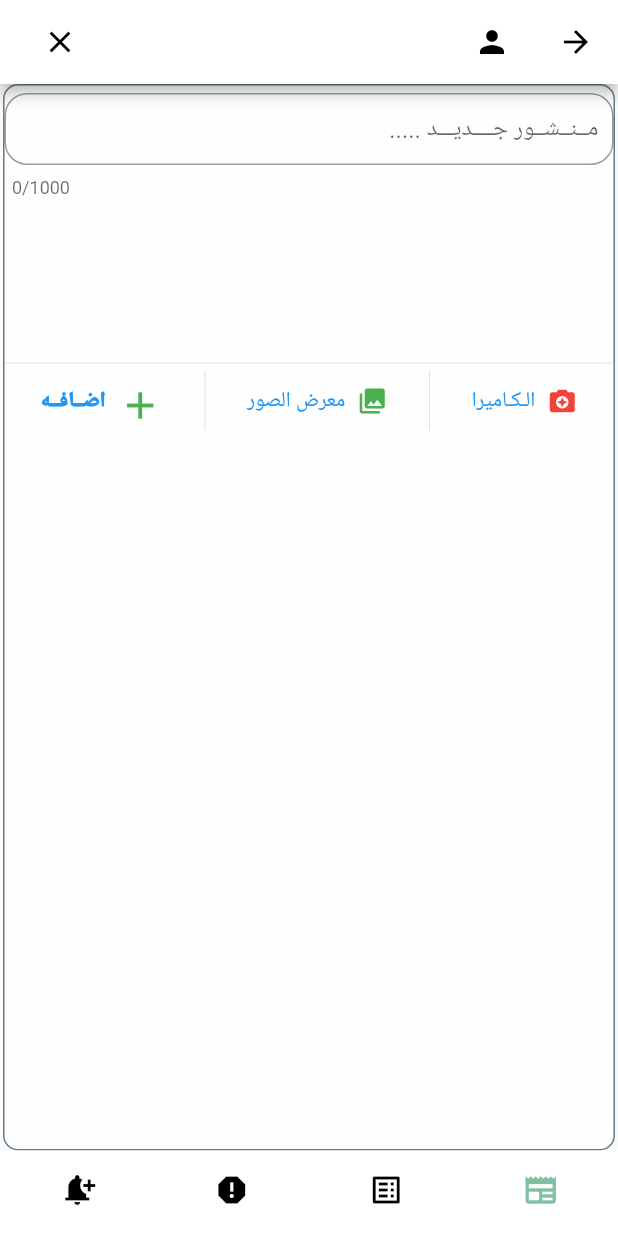
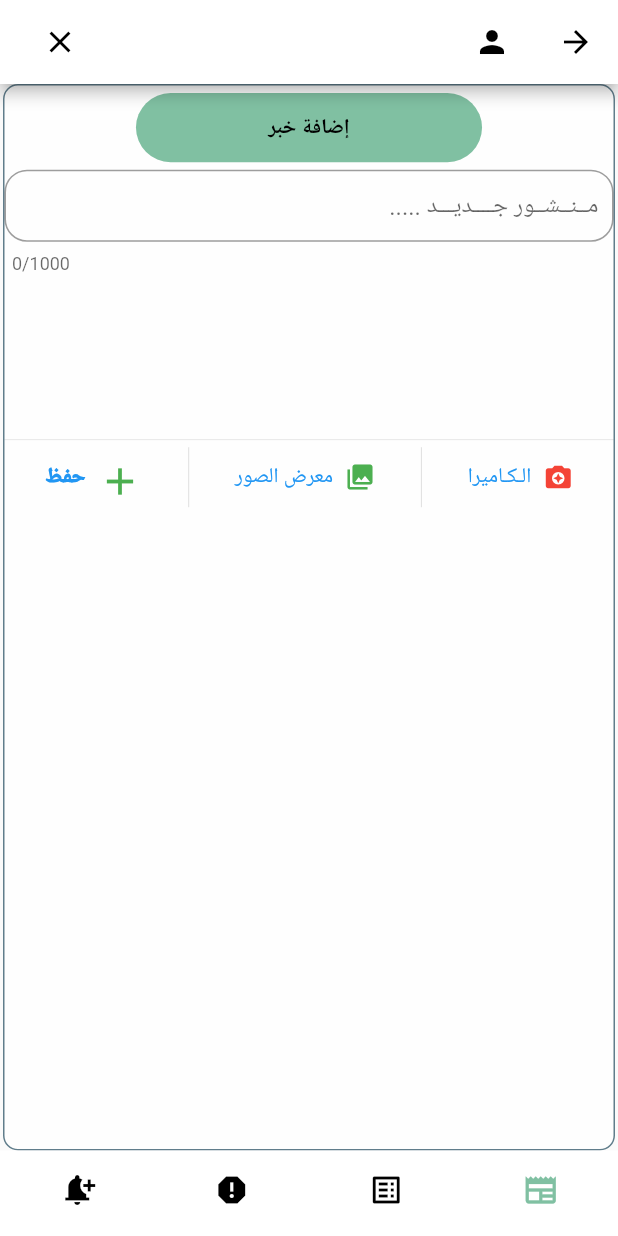
Before and after one commit to iutproject2024/iut-project, a Flutter app: the DriverHome screen opened directly, on a phone screen of 412 x 824 dp. Run offline on Flutter 3.47's test engine with Material 2 defaults, Android fonts, the phone set to English and light mode, and no system bars; our stand-ins replace awesome_notifications, cached_network_image, cloud_firestore, country_picker, dropdown_button2, firebase_auth and 9 more; missing offline and left inert: cr_calendar, google_fonts_arabic; accounts and stored records are empty; statements that could not run were skipped.

Commit message:
driver screens
create report
fix create post

```diff
--- a/lib/page/driver/create_posts.dart
+++ b/lib/page/driver/create_posts.dart
@@ -1,174 +1,46 @@
-import 'dart:convert';
-import 'dart:io';
-import 'package:cloud_firestore/cloud_firestore.dart';
-import 'package:firebase_storage/firebase_storage.dart';
 import 'package:flutter/material.dart';
-import 'package:flutter/services.dart';
-// import 'package:flutter_styled_toast/flutter_styled_toast.dart';
 import 'package:get/get.dart';
-import 'package:get_storage/get_storage.dart';
 import 'package:google_fonts_arabic/fonts.dart';
 import 'package:image_picker/image_picker.dart';
+import 'package:iutapp/controller/student_controller.dart';
 
-class CreatePost extends StatefulWidget {
-  const CreatePost({super.key});
+import '../../controller/driver_controller.dart';
+import '../../utils/appcolor.dart';
+import '../../widget/custome_button.dart';
 
-  @override
-  // ignore: library_private_types_in_public_api
-  _CreatePostState createState() => _CreatePostState();
-}
-
-class _CreatePostState extends State<CreatePost> {
-//
-
-  //
-  // PostsClinet postclin;
-  //
-  TextEditingController _dataTx = new TextEditingController();
-
-  bool visibilityObdoctor = false;
-  bool visibilityOb = false;
-
-  int imgI = 1;
-
-  var id_doc;
-
-  bool isloding = false;
-
-  Image? img;
-  File? image;
-  var imageFile;
-  //
-  String base64 = "";
-  String fileNameon = "";
-  String base65 = "";
-  String fileNametwo = "";
-  String base66 = "";
-  String fileNamethree = "";
-  int? res;
-  // Future getImageGallery(ImageSource imageSource) async {
-  //   imageFile = await ImagePicker()
-  //       .getImage(source: imageSource, maxWidth: 480, maxHeight: 250);
-  //   //  , maxWidth: 480, maxHeight: 300
-  //   print("ggggggggggggggggggggggggggggggggg");
-  //   setState(() {
-  //     image = File(imageFile.path);
-  //     visibilityObdoctor ? null : changedD(true);
-  //     // print(base64);
-  //     // print(fileName);
-  //   });
-  // }
-
-  // Post_Provider postProvider;
-  // PostsClinet postClient;
-
-  // Future<void> getPosts() async {
-  //   postProvider = Provider.of<Post_Provider>(context, listen: false);
-  //   postClient = PostsClinet(postProvider);
-  //   // if (PostProvider.postLists.isEmpty) {
-  //   postProvider.postLists.clear();
-  //   postClient.getDataPost(2.toString());
-  //   // }
-  // }
-  FirebaseStorage _storage = FirebaseStorage.instance;
-
-  void addPost(String dataPost) async {
-    //
-    // if (imgon != null) {
-    //   base64 = base64Encode(imgon!.readAsBytesSync());
-    //   fileNameon = imgon!.path.split('/').last;
-    // }
-
-    // var data = {
-    //   "type_query": 1.toString(),
-    //   "data_post": _dataTx.text,
-    //   "img_post": fileNameon,
-    //   "img_postTo": fileNametwo,
-    //   "img_postTh": fileNamethree,
-    //   "image64": base64,
-    //   "image65": base65,
-    //   "image66": base66,
-    //   // "ID_doc": G_doc_ID_val.toString(),
-    // };
-    var imageName = DateTime.now().millisecondsSinceEpoch.toString();
-
-    var storageRef =
-        FirebaseStorage.instance.ref().child('post_images/$imageName.jpg');
-    var uploadTask = storageRef.putFile(imgon!);
-    var downloadUrl = await (await uploadTask).ref.getDownloadURL();
-    var user = GetStorage().read('user');
-    await FirebaseFirestore.instance.collection('posts').doc().set({
-      'userid': user['id'],
-      'userimage': user['image_url'],
-      'name': user['name'],
-      'text': _dataTx.text,
-      'image': downloadUrl,
-      'date': DateTime.now(),
-    }).then((value) {
-      _dataTx.clear();
-      imgon=null;
-      // showSnakbar(
-      //     'نجاح', 'تمت عملية التسجيل ب نجاح', Icons.login, Colors.green);
-    });
-
-  }
-
-  File? imgon;
-  bool visblimgon = false;
-
-  File? pickedImage;
-  final ImagePicker _picker = ImagePicker();
-
-  Future getImageGallery(ImageSource imageSource) async {
-    try {
-      final pickImageFile = await _picker.getImage(
-          source: imageSource, imageQuality: 50, maxWidth: 150);
-      if (pickImageFile != null) {
-        imgon = File(pickImageFile.path);
-        visblimgon = true;
-        setState(() {});
-      }
-      setState(() {
-        // if (imgI == 3) {}
-        // visibilityObdoctor ? null : changedD(true);
-      });
-
-      // });
-    } on PlatformException catch (e) {
-      print("Arrrrrrrrrrrrorrr");
-    }
-  }
-
-//
-  @override
-  void initState() {
-    // getspecialty();
-    // TODO: implement initState
-    super.initState();
-    //
-  }
+class CreatePost extends StatelessWidget {
+  final DriverController driverController = Get.find();
+  final StudentController studentController = Get.find();
 
   @override
   Widget build(BuildContext context) {
+    return GetBuilder<DriverController>(builder: (controller) {
       return Container(
-      // width: MediaQuery.of(context).size.width - 50,
-      margin: EdgeInsets.only(right: 2, left: 2),
+        margin: const EdgeInsets.only(right: 2, left: 2),
         decoration: ShapeDecoration(
-        shape: RoundedRectangleBorder(
+          shape: const RoundedRectangleBorder(
             side: BorderSide(
                 width: 1.0, style: BorderStyle.solid, color: Colors.blueGrey),
             borderRadius: BorderRadius.all(Radius.circular(10.0)),
           ),
           color: Colors.white.withOpacity(0.8),
         ),
-      // Expanded
-      // height: MediaQuery.of(context).size.height / 5.5,
-      // width: MediaQuery.of(context).size.width - 2,
         child: Column(
           children: [
             SizedBox(height: 5),
-          TextFormField(
-            controller: _dataTx,
+            CustomeButton(
+              text: "إضافة خبر",
+              function: () {},
+               colors: AppColor.buttonColor,
+                              size: MediaQuery.of(context).size * .8,
+                              textStyle: TextStyle(
+                                  color: AppColor.textColor,
+                  fontFamily: ArabicFonts.Cairo,
+                  package: 'google_fonts_arabic',
+                  fontWeight: FontWeight.bold),
+            ),
+              SizedBox(height: 5), TextFormField(
+              controller: controller.posttext,
               maxLength: 1000,
               maxLines: 10,
               minLines: 1,
@@ -183,19 +55,37 @@ class _CreatePostState extends State<CreatePost> {
 
             SizedBox(height: 5),
 
-          // visblimgon
-          //     ?
             Container(
               padding: EdgeInsets.only(left: 5, right: 5),
-            // color: Colors.blue,
               height: 100,
               width: MediaQuery.of(context).size.width - 5,
               child: Center(
-              child: visblimgon
+                child: controller.visblimgon
                     ? InkWell(
-                      child:imgon!=null? imageCer(imgon!):Row(),
+                        child: controller.img != null
+                            ? Container(
+                                decoration: new BoxDecoration(
+                                  shape: BoxShape.circle,
+                                  boxShadow: <BoxShadow>[
+                                    BoxShadow(
+                                        color:
+                                            Colors.greenAccent.withOpacity(0.5),
+                                        blurRadius: 8),
+                                  ],
+                                ),
+                                height: 90,
+                                width: 80,
+                                child: ClipRRect(
+                                  borderRadius: const BorderRadius.all(
+                                      Radius.circular(10.0)),
+                                  child: Hero(
+                                    tag: controller.img!,
+                                    child: Image.file(controller.img!,
+                                        fit: BoxFit.fill),
+                                  ),
+                                ))
+                            : Row(),
                         onTap: () async {
-                        // await Future.delayed(Duration(seconds: 0));
                           Get.defaultDialog(
                               title: "حذف",
                               middleText: "هل تريد حذف الصورة ",
@@ -214,9 +104,10 @@ class _CreatePostState extends State<CreatePost> {
                               actions: [
                                 TextButton(
                                     onPressed: () {
-                                    setState(() {
-                                      visblimgon = false;
-                                    });
+                                      // setState(() {
+                                      controller.visblimgon = false;
+                                      controller.update();
+                                      // });
                                     },
                                     child: Text(
                                       'نعم',
@@ -242,12 +133,12 @@ class _CreatePostState extends State<CreatePost> {
                               ],
                               radius: 30);
                         })
-                  : SizedBox(width: 3), // : SizedBox(),
+                    : SizedBox(width: 3),
               ),
             ),
 
             const Divider(height: 10.0, thickness: 0.5),
-          //
+
             Container(
               height: 40.0,
               child: Row(
@@ -255,7 +146,7 @@ class _CreatePostState extends State<CreatePost> {
                 children: [
                   TextButton.icon(
                     onPressed: () {
-                    getImageGallery(ImageSource.camera);
+                      controller.getImage(ImageSource.camera);
                     },
                     icon: const Icon(
                       Icons.camera_enhance,
@@ -265,10 +156,9 @@ class _CreatePostState extends State<CreatePost> {
                     label: Text('الـكـاميرا'),
                   ),
                   const VerticalDivider(width: 8.0),
-                ///////////////////////////////////////////
                   TextButton.icon(
                     onPressed: () {
-                    getImageGallery(ImageSource.gallery);
+                      controller.getImage(ImageSource.gallery);
                     },
                     icon: const Icon(
                       Icons.photo_library,
@@ -278,10 +168,10 @@ class _CreatePostState extends State<CreatePost> {
                     label: Text('معرض الصور'),
                   ),
                   const VerticalDivider(width: 8.0),
-                ///////////////////////////////////////////////////
                   TextButton.icon(
                     onPressed: () {
-                    addPost(_dataTx.text);
+                      controller.addPost();
+                      studentController.getPosts(1);
                     },
                     icon: const Icon(
                       Icons.add,
@@ -289,13 +179,25 @@ class _CreatePostState extends State<CreatePost> {
                       size: 30,
                     ),
                     label: Text(
-                    'اضــافــه',
+                      'حفظ',
                       style: const TextStyle(
                         fontWeight: FontWeight.w900,
                       ),
                     ),
                   ),
-                /////////////////////////////////////////////
+                  //  CustomeButton(
+                  //   text: "حفظ ",
+                  //   function: () {
+                  //     controller.addPost();
+                  //   },
+                  //   // colors: AppColor.buttonColor,
+                  //   size: MediaQuery.of(context).size * .5,
+                  //   textStyle: TextStyle(
+                  //       color: AppColor.buttonColor,
+                  //       fontFamily: ArabicFonts.Cairo,
+                  //       package: 'google_fonts_arabic',
+                  //       fontWeight: FontWeight.bold),
+                  // ),
                 ],
               ),
             ),
@@ -303,66 +205,8 @@ class _CreatePostState extends State<CreatePost> {
             //
           ],
         ),
-      // child: Expanded(
-      //   // key: formstatesignup,
-      //   child: Text("saddam"),
-      // ),
       );
+    });
   }
 
-  //
-  Container imageCer(File imgis) {
-    return Container(
-        decoration: new BoxDecoration(
-          shape: BoxShape.circle,
-          boxShadow: <BoxShadow>[
-            BoxShadow(
-                color: Colors.greenAccent.withOpacity(0.5),
-                // offset: const Offset(2.0, 4.0),
-                blurRadius: 8),
-          ],
-        ),
-        // color: Colors.blue,
-        height: 90,
-        width: 80,
-        child: ClipRRect(
-          borderRadius: const BorderRadius.all(Radius.circular(10.0)),
-          child: Hero(
-            tag: imgis,
-            child: Image.file(imgis, fit: BoxFit.fill),
-          ),
-        )
-        // Image.file(image),
-        );
-    //add_img.jpg;
 }
-
-  //
-  showToasts(String text) {
-    Get.snackbar(
-      text,
-      text,
-      snackStyle: SnackStyle.FLOATING,
-      icon: Icon(Icons.error, color: Colors.white),
-      snackPosition: SnackPosition.BOTTOM,
-      // backgroundColor: color,
-      borderRadius: 20,
-      margin: EdgeInsets.all(15),
-      colorText: Colors.white,
-      duration: Duration(seconds: 1),
-      isDismissible: true,
-      forwardAnimationCurve: Curves.easeOutBack,
-    );
-    // showToast(text,
-    //   context: context,
-    //   animation: StyledToastAnimation.fadeRotate,
-    //   reverseAnimation: StyledToastAnimation.fadeScale,
-    //   position: StyledToastPosition.center,
-    //   animDuration: Duration(seconds: 1),
-    //   duration: Duration(seconds: 4),
-    //   curve: Curves.linear,
-    //   reverseCurve: Curves.linear);
-    //
-  }
-  //
-}
```
Also changed, not shown: lib/controller/driver_controller.dart (+119 -0 lines), lib/page/driver/create_report.dart (added, +220 -0 lines). Lines whose indentation alone changed are shown as unchanged.
